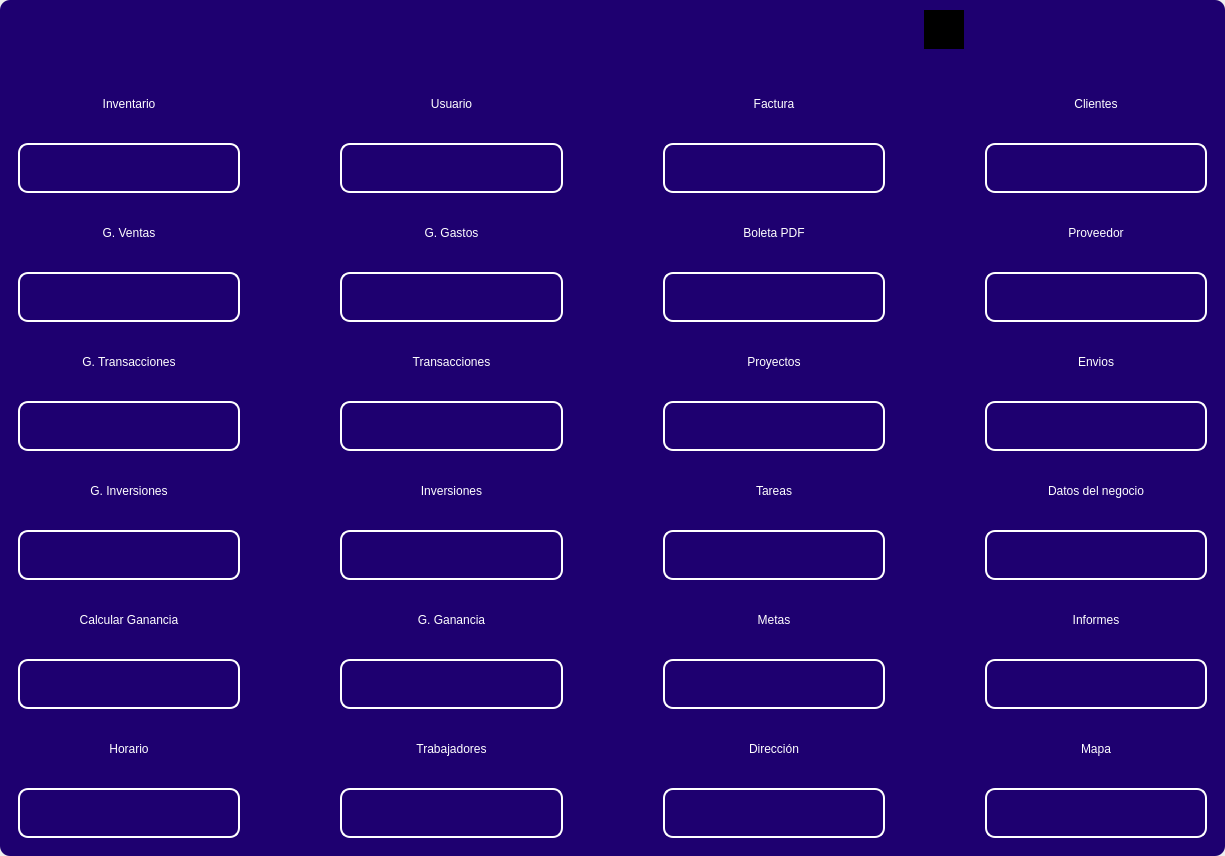
This is design/standar/dashboard_standar0.ui in codemiguel-dev/ERP-EmprendeSoft-Desktop as Qt 5 draws it before an edit. The edited form follows.
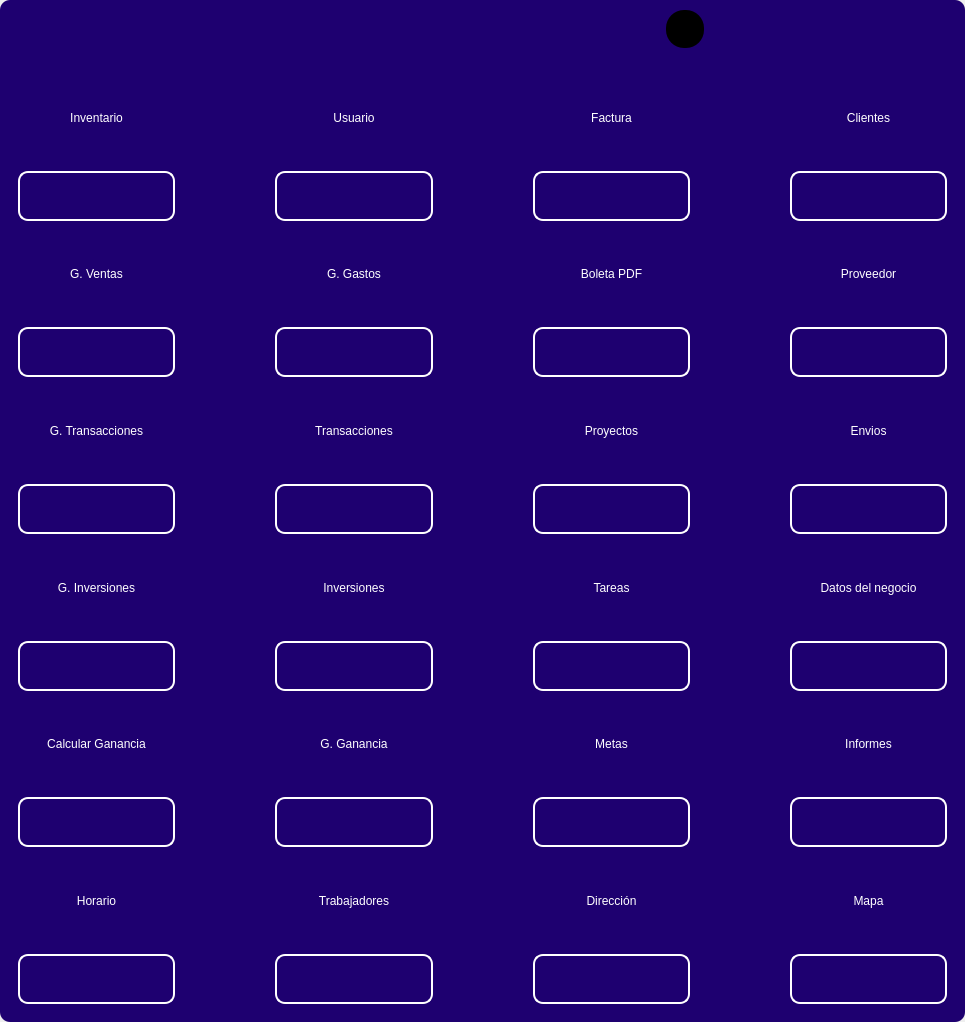
This is the edited form. Icons and pictures are not drawn.

```diff
--- a/design/standar/dashboard_standar0.ui
+++ b/design/standar/dashboard_standar0.ui
@@ -6,8 +6,8 @@
    <rect>
     <x>0</x>
     <y>0</y>
-    <width>1225</width>
-    <height>856</height>
+    <width>965</width>
+    <height>1022</height>
    </rect>
   </property>
   <property name="windowTitle">
@@ -56,6 +56,12 @@
        <enum>QFrame::Raised</enum>
       </property>
       <layout class="QVBoxLayout" name="verticalLayout_2">
+       <property name="rightMargin">
+        <number>9</number>
+       </property>
+       <property name="bottomMargin">
+        <number>9</number>
+       </property>
        <item>
         <widget class="QFrame" name="frame_superior">
          <property name="minimumSize">
@@ -122,8 +128,8 @@
             </property>
             <property name="sizeHint" stdset="0">
              <size>
-              <width>443</width>
-              <height>20</height>
+              <width>451</width>
+              <height>50</height>
              </size>
             </property>
            </spacer>
@@ -132,8 +138,8 @@
            <widget class="QPushButton" name="imagelabelprofile">
             <property name="minimumSize">
              <size>
-              <width>40</width>
-              <height>40</height>
+              <width>38</width>
+              <height>38</height>
              </size>
             </property>
             <property name="maximumSize">
@@ -147,7 +153,7 @@
             </property>
             <property name="styleSheet">
              <string notr="true">QPushButton{
-border-radius:30px;
+border-radius:18px;
 background-color: rgb(0, 0, 0);
 }
 
```
